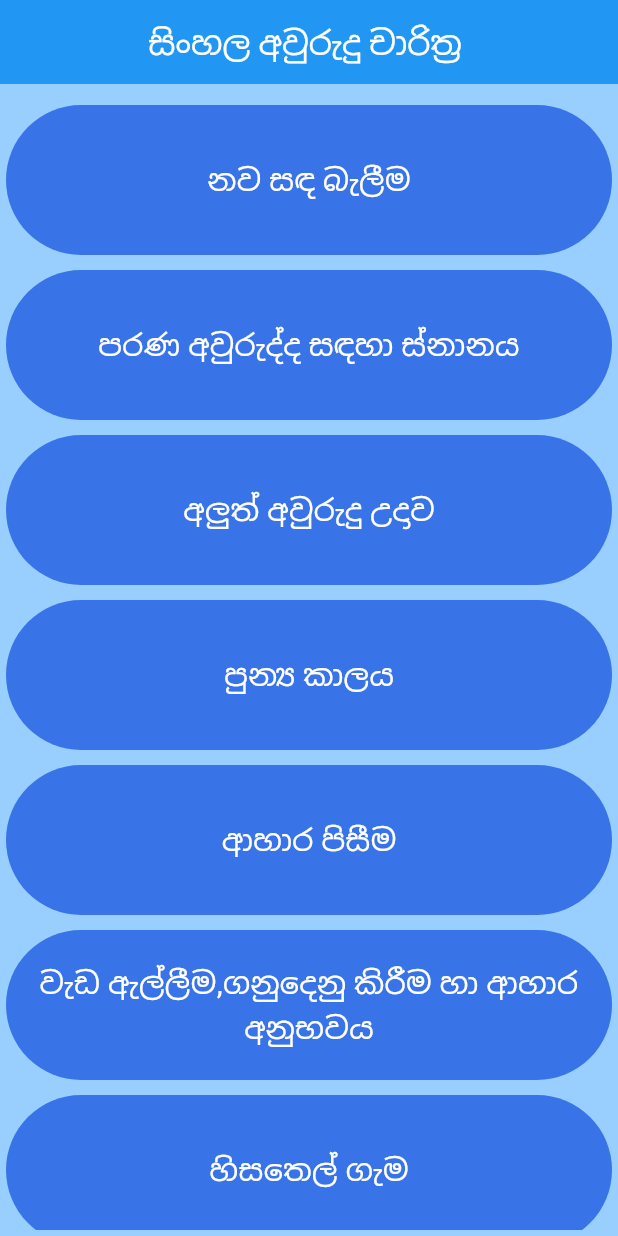
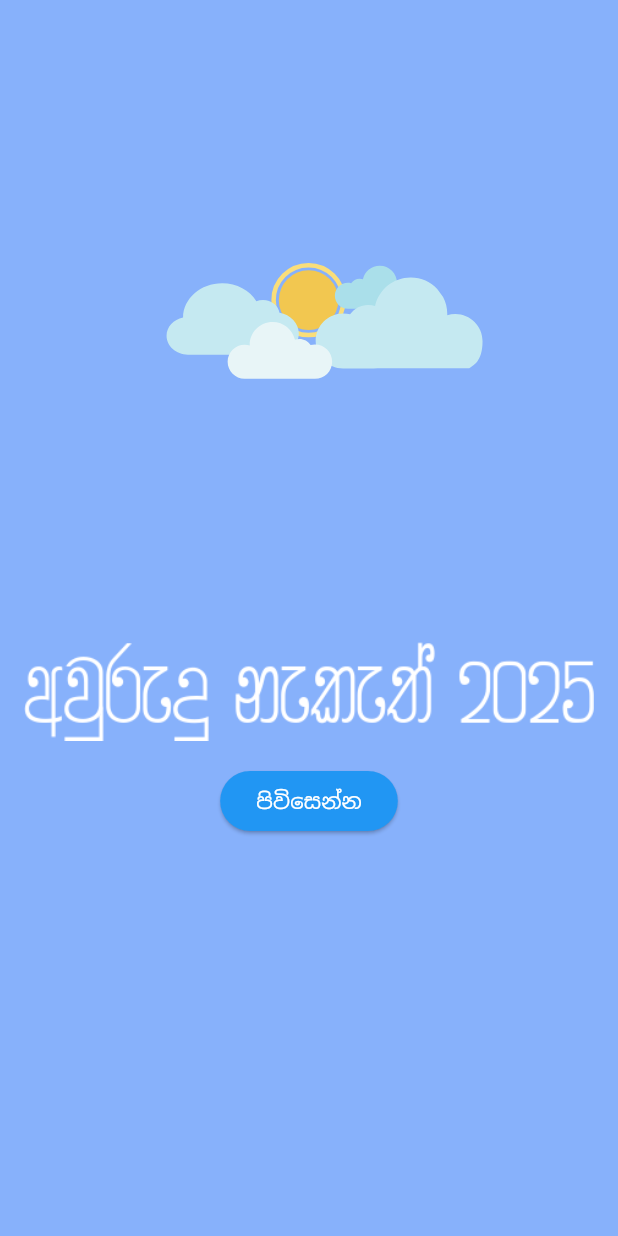
Before and after one commit to KWR-Randeepa/first_app, a Flutter app: the screen it shows after launch, on a phone screen of 412 x 824 dp. Run offline on Flutter 3.47's test engine with Material 3 defaults, Android fonts, the phone set to English and light mode, and no system bars; our stand-ins replace lottie.

Commit message:
made changes

```diff
--- a/lib/main.dart
+++ b/lib/main.dart
@@ -1,7 +1,8 @@
 import 'package:flutter/material.dart';
+import 'package:lottie/lottie.dart';
 
 void main() {
-  runApp(const MaterialApp(title: 'Navigation Basics', home: FirstRoute(),debugShowCheckedModeBanner: false,));
+  runApp( MaterialApp(title: 'Navigation Basics', home: LandingPage(),debugShowCheckedModeBanner: false,));
 }
 
 class FirstRoute extends StatelessWidget {
@@ -63,7 +64,7 @@ class FirstRoute extends StatelessWidget {
                   height: 100,
                   width: double.infinity,
                   decoration:  BoxDecoration(color: const Color.fromARGB(255, 56, 115, 232),borderRadius:BorderRadius.circular(1000)),
-                  child: Center(child: Text('පුන්‍ය කාලය',style: TextStyle(color:Colors.white,fontSize:20,))),
+                  child: Center(child: Text('පුණ්‍ය කාලය',style: TextStyle(color:Colors.white,fontSize:20,))),
                 ),
               ),
               const SizedBox(height: 10,),
@@ -118,6 +119,22 @@ class FirstRoute extends StatelessWidget {
                   child: Center(child: Text('රැකීරක්ෂා සඳහා පිටත්ව යෑම',style: TextStyle(color:Colors.white,fontSize:20,))),
                 ),
               ),
+              const SizedBox(height: 40,),
+              Container(
+                  height: 2,
+                  width: double.infinity,
+                  decoration: const
+                  BoxDecoration(color:Colors.white),
+                ),
+              const SizedBox(height: 20,),
+                Center(
+                  child: Padding(
+                    padding: const EdgeInsets.all(8.0),
+                    child: Text("©Avurudu 2025 RR",
+                    style: TextStyle(color: Color.fromARGB(255, 20, 97, 250),fontSize:10,fontWeight: FontWeight.w300, ),),
+                  ),
+                ),
+
             ],
           ),
         ),
@@ -170,7 +187,7 @@ class ThirdRoute extends StatelessWidget {
           Center(child: Image.asset("assets/bath.png",height: 200,scale: 2.0,),),
           Padding(
             padding: const EdgeInsets.all(8.0),
-            child: Center(child: Text('අප්‍රේල් මස 13 වැනි ඉරිදා දින දිවුල්පත් යුෂ මිශ්‍ර නානු ගා ස්නානය කොට ඉෂ්ට දේවතා අනුස්මරණයෙහි යෙදී වාසය මැනවි.',textAlign: TextAlign.center,style:TextStyle(fontSize: 20,fontWeight: FontWeight.w400),)),
+            child: Center(child: Text('අප්‍රේල් මස 13 වැනි ඉරිදා දින දිඹුල්පත් යුෂ මිශ්‍ර නානු ගා ස්නානය කොට ඉෂ්ට දේවතා අනුස්මරණයෙහි යෙදී වාසය මැනවි.',textAlign: TextAlign.center,style:TextStyle(fontSize: 20,fontWeight: FontWeight.w400),)),
           ),
         ],
       ),
@@ -213,12 +230,12 @@ class FifthRoute extends StatelessWidget {
 
         children: [
           SizedBox(height: 20,),
-          Center(child: Text('පුන්‍ය කාලය',style: TextStyle(fontSize: 30,fontWeight: FontWeight.w500),textAlign: TextAlign.center,),),
+          Center(child: Text('පුණ්‍ය කාලය',style: TextStyle(fontSize: 30,fontWeight: FontWeight.w500),textAlign: TextAlign.center,),),
           SizedBox(height: 20,),
           Center(child: Image.asset("assets/temple.png",height: 200,scale: 2.0,),),
           Padding(
             padding: const EdgeInsets.all(8.0),
-            child: Center(child: Text('අප්‍රේල් මස 13 වැනි ඉරිදා අපරභාග 08.57 සිට පසුදින එනම් 14 වැනි සඳුදා පූර්වභාග 09.45 දක්වා පුන්‍ය කාලය බැවින් අප්‍රේල් මස 13 වැනි ඉරිදා අපරභාග 08.57 ට පළමුව ආහාර පාන ගෙන සියලු වැඩ අත්හැර ආගමික වතාවත්වල යෙදීම ද, පුන්‍ය කාලයේ අපර කොටස එනම් අප්‍රේල් මස 14 වැනි සඳුදා පූර්වභාග 03.21 සිට 14 වැනි සඳුදා පූර්වභාග 09.45 දක්වා පහත දැක්වෙන අයුරින් ආහාර පිසීම, වැඩ ඇල්ලීම, ගනු දෙනු කිරීම හා ආහාර අනුභවය ආදී නැකත් චාරිත්‍ර විධි ඉටු කිරීම මැනවි.',textAlign: TextAlign.center,style:TextStyle(fontSize: 16,fontWeight: FontWeight.w400),)),
+            child: Center(child: Text('අප්‍රේල් මස 13 වැනි ඉරිදා අපරභාග 08.57 සිට පසුදින එනම් 14 වැනි සඳුදා පූර්වභාග 09.45 දක්වා පුණ්‍ය කාලය බැවින් අප්‍රේල් මස 13 වැනි ඉරිදා අපරභාග 08.57 ට පළමුව ආහාර පාන ගෙන සියලු වැඩ අත්හැර ආගමික වතාවත්වල යෙදීම ද, පුණ්‍ය කාලයේ අපර කොටස එනම් අප්‍රේල් මස 14 වැනි සඳුදා පූර්වභාග 03.21 සිට 14 වැනි සඳුදා පූර්වභාග 09.45 දක්වා පහත දැක්වෙන අයුරින් ආහාර පිසීම, වැඩ ඇල්ලීම, ගනු දෙනු කිරීම හා ආහාර අනුභවය ආදී නැකත් චාරිත්‍ර විධි ඉටු කිරීම මැනවි.',textAlign: TextAlign.center,style:TextStyle(fontSize: 16,fontWeight: FontWeight.w400),)),
           ),
         ],
       ),
@@ -266,7 +283,7 @@ class SeventhRoute extends StatelessWidget {
           Center(child: Image.asset("assets/meal.png",height: 200,scale: 2.0,),),
           Padding(
             padding: const EdgeInsets.all(8.0),
-            child: Center(child: Text('අප්‍රේල් මස 14 වැනි සඳුදා පූර්වභාග 08.44 ට මුතු හා ශ්වේත වර්ණ වස්ත්‍රාභරණයෙන් සැරසී දකුණු දිශාව බලා සියලු වැඩ අල්ලා ගනුදෙනු කොට ආහාර අනුභව කිරීම මැනවි.',textAlign: TextAlign.center,style:TextStyle(fontSize: 20,fontWeight: FontWeight.w400),)),
+            child: Center(child: Text('අප්‍රේල් මස 14 වැනි සඳුදා පූර්වභාග 06.44 ට මුතු හා ශ්වේත වර්ණ වස්ත්‍රාභරණයෙන් සැරසී දකුණු දිශාව බලා සියලු වැඩ අල්ලා ගනුදෙනු කොට ආහාර අනුභව කිරීම මැනවි.',textAlign: TextAlign.center,style:TextStyle(fontSize: 20,fontWeight: FontWeight.w400),)),
           ),
         ],
       ),
@@ -290,7 +307,7 @@ class EightthRoute extends StatelessWidget {
           Center(child: Image.asset("assets/herbal.png",height: 200,scale: 2.0,),),
           Padding(
             padding: const EdgeInsets.all(8.0),
-            child: Center(child: Text('අප්‍රේල් මස 16 වැනි බදාදා පූර්වභාග 09.04 ට පච්ච වර්ණ හෙවත් කොළ පැහැති වස්ත්‍රාභරණයෙන් සැරසී උතුරු දිශාව බලා හිසට කොහොඹ පත් ද, පයට කොළොන් පත් ද තබා නුග පත් යුෂ මිශ්‍ර නානු හා තෙල් ගා ස්නානය කිරීම මැනවි.',textAlign: TextAlign.center,style:TextStyle(fontSize: 20,fontWeight: FontWeight.w400),)),
+            child: Center(child: Text('අප්‍රේල් මස 16 වැනි බදාදා පූර්වභාග 09.04 ට පච්ච වර්ණ හෙවත් කොළ පැහැති වස්ත්‍රාභරණයෙන් සැරසී උතුරු දිශාව බලා හිසට කොහොඹ පත් ද, පයට කොළොන් පත් ද තබා කොහොඹ පත් යුෂ මිශ්‍ර නානු හා තෙල් ගා ස්නානය කිරීම මැනවි.',textAlign: TextAlign.center,style:TextStyle(fontSize: 20,fontWeight: FontWeight.w400),)),
           ),
         ],
       ),
@@ -314,10 +331,48 @@ class NinethRoute extends StatelessWidget {
           Center(child: Image.asset("assets/work.png",height: 200,scale: 2.0,),),
           Padding(
             padding: const EdgeInsets.all(8.0),
-            child: Center(child: Text('අප්‍රේල් මස 17 වැනි බ්‍රහස්පතින්දා පූර්වභාග 08.03 ට රන්වන් පැහැති වස්ත්‍රාභරණයෙන් සැරසී කිරිබතක් හා එළකිරි මිශ්‍ර කැවිලි වර්ගයක් අනුභව කර උතුරු දිශාව බලා පිටත්ව යෑම මැනවි.',textAlign: TextAlign.center,style:TextStyle(fontSize: 20,fontWeight: FontWeight.w400),)),
+            child: Center(child: Text('අප්‍රේල් මස 17 වැනි බ්‍රහස්පතින්දා පූර්වභාග 09.03 ට රන්වන් පැහැති වස්ත්‍රාභරණයෙන් සැරසී කිරිබතක් හා එළකිරි මිශ්‍ර කැවිලි වර්ගයක් අනුභව කර උතුරු දිශාව බලා පිටත්ව යෑම මැනවි.',textAlign: TextAlign.center,style:TextStyle(fontSize: 20,fontWeight: FontWeight.w400),)),
           ),
         ],
       ),
     );
   }
 }
+
+class LandingPage extends StatelessWidget {
+  const LandingPage({super.key});
+
+  @override
+  Widget build(BuildContext context) {
+    return MaterialApp(debugShowCheckedModeBanner: false,
+      home: Scaffold(
+        backgroundColor: const Color.fromARGB(255, 135, 177, 251),
+        body: ListView(
+          children: [
+
+            Container(child: Lottie.asset('assets/sun.json',)),
+
+            Padding(
+              padding: const EdgeInsets.all(16.0),
+              child: Image.asset( 'assets/text.png',),
+            ),
+            Center(
+              child: ElevatedButton(
+                  onPressed: () {
+                    Navigator.push(
+                     context,
+                     MaterialPageRoute(builder: (context) => const FirstRoute()),
+                    );
+                  },
+                  style: ElevatedButton.styleFrom(
+                    backgroundColor:
+                        Colors.blue,shadowColor: Colors.black // Set the background color to blue
+                  ),
+                  child: Text("පිවිසෙන්න",style: TextStyle(color: Colors.white),)),
+            )
+          ],
+        ),
+      ),
+    );
+  }
+}
```
Also changed, not shown: assets/sun.json (added, +1 -0 lines), pubspec.yaml (+13 -3 lines), assets/text.png (added), pubspec.lock, 13 other files.
